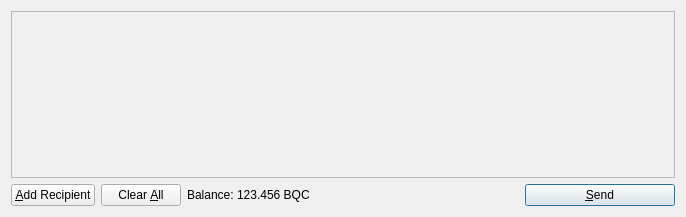
Before: the Qt Designer form src/qt/forms/sendcoinsdialog.ui in psdgithub/bitcoin, drawn with Qt 5.
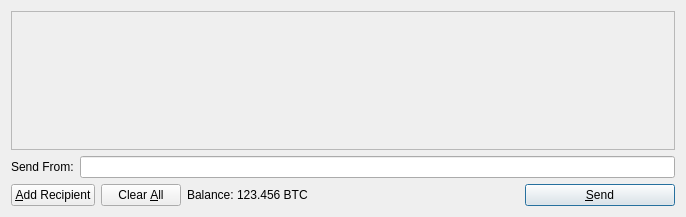
After: the same form once the commit is applied. Icons and pictures are not drawn.

What changed in the file:
```diff
--- a/src/qt/forms/sendcoinsdialog.ui
+++ b/src/qt/forms/sendcoinsdialog.ui
@@ -25,7 +25,7 @@
         <x>0</x>
         <y>0</y>
         <width>666</width>
-        <height>165</height>
+        <height>137</height>
        </rect>
       </property>
       <layout class="QVBoxLayout" name="verticalLayout_2">
@@ -56,6 +56,26 @@
      </widget>
     </widget>
    </item>
+   <item>
+    <layout class="QHBoxLayout" name="sendFromLayout">
+     <property name="topMargin">
+      <number>0</number>
+     </property>
+     <item>
+      <widget class="QLabel" name="labelSendFrom">
+       <property name="text">
+        <string>Send From:</string>
+       </property>
+       <property name="textFormat">
+        <enum>Qt::PlainText</enum>
+       </property>
+      </widget>
+     </item>
+     <item>
+      <widget class="QLineEdit" name="sendFrom"/>
+     </item>
+    </layout>
+   </item>
    <item>
     <layout class="QHBoxLayout" name="horizontalLayout">
      <item>
@@ -119,7 +139,7 @@
           <cursorShape>IBeamCursor</cursorShape>
          </property>
          <property name="text">
-          <string>123.456 BQC</string>
+          <string>123.456 BTC</string>
          </property>
          <property name="textInteractionFlags">
           <set>Qt::LinksAccessibleByMouse|Qt::TextSelectableByKeyboard|Qt::TextSelectableByMouse</set>
```
